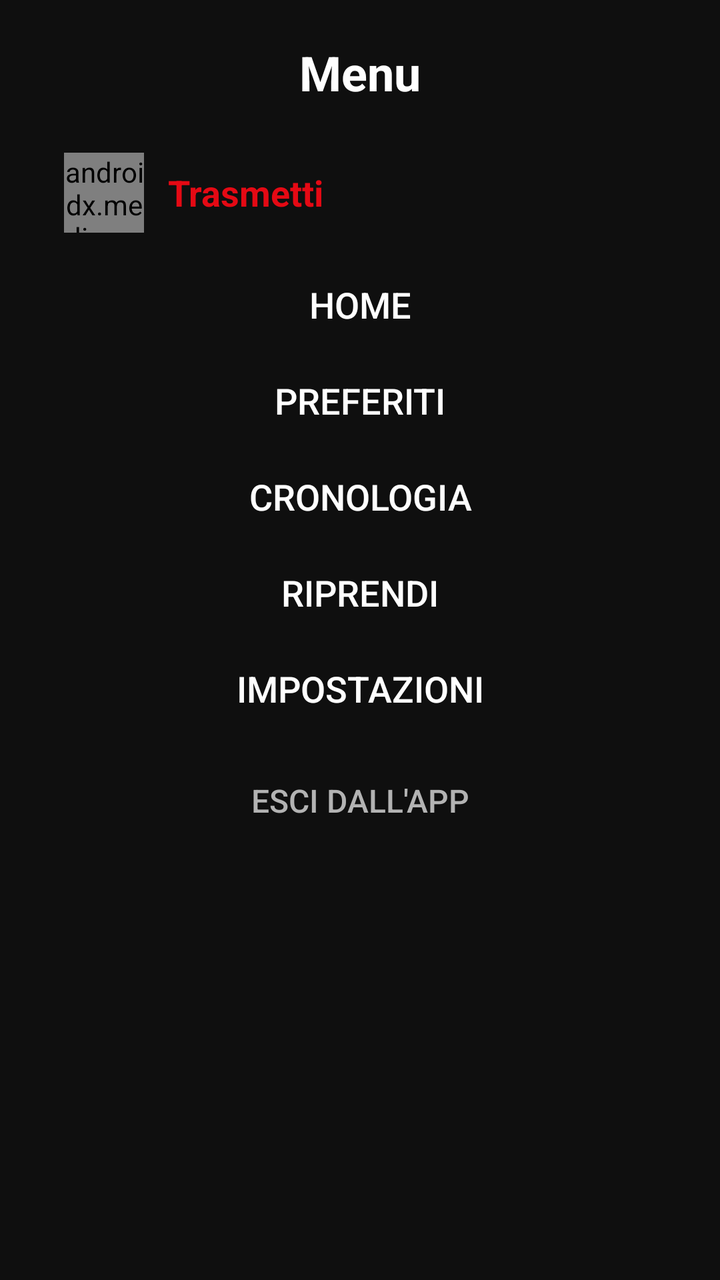
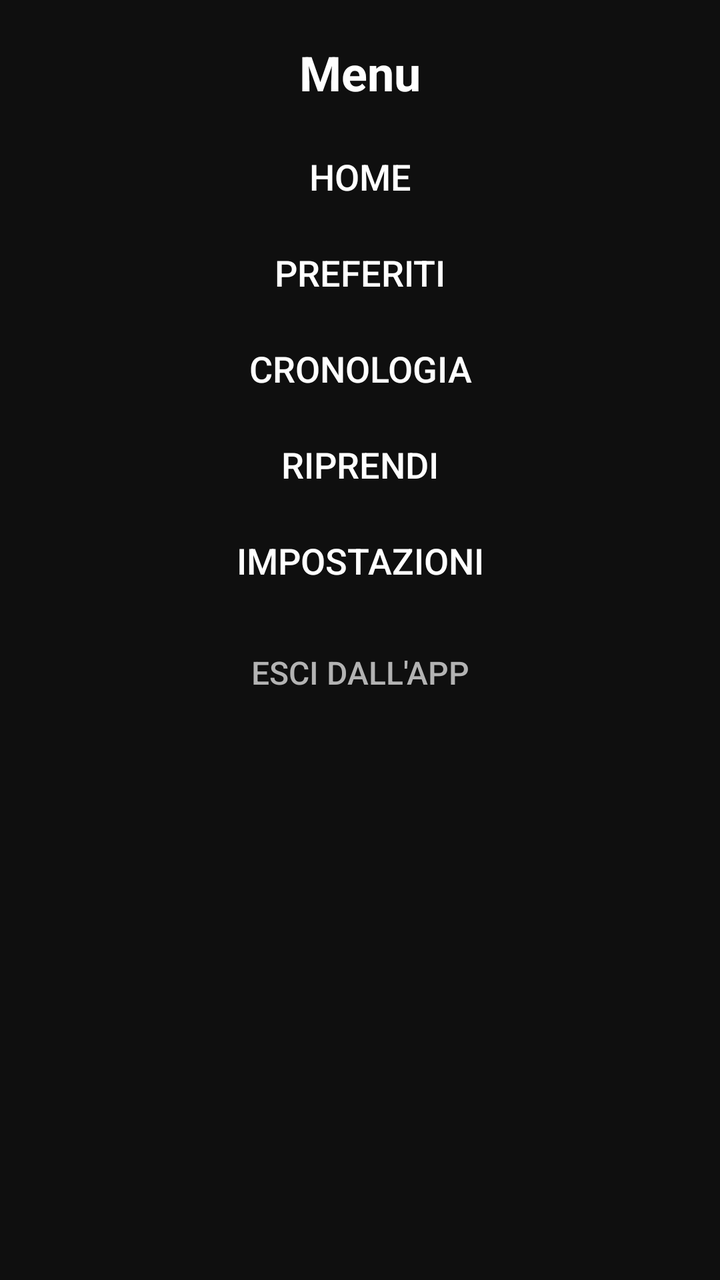

Before-and-after screenshots of an Android layout around one commit, followed by the original layout XML and the change that was made.
<!-- AndroidManifest.xml: application theme Theme.SCViewer -->
<!-- res/layout/dialog_phone_menu.xml -->
<?xml version="1.0" encoding="utf-8"?>
<LinearLayout xmlns:android="http://schemas.android.com/apk/res/android"
    android:layout_width="match_parent"
    android:minWidth="520dp"
    android:layout_height="wrap_content"
    android:orientation="vertical"
    android:padding="20dp"
    android:gravity="center_horizontal">

    <TextView
        android:id="@+id/phoneMenuTitle"
        style="@style/SCTitle"
        android:layout_width="wrap_content"
        android:layout_height="wrap_content"
        android:layout_marginBottom="12dp"
        android:layout_gravity="center_horizontal"
        android:textAlignment="center"
        android:text="@string/phone_menu_title" />

    
    <LinearLayout
        android:id="@+id/phoneMenuCastRow"
        android:layout_width="match_parent"
        android:layout_height="wrap_content"
        android:background="?attr/selectableItemBackground"
        android:gravity="center_vertical"
        android:orientation="horizontal"
        android:padding="12dp">

        <androidx.mediarouter.app.MediaRouteButton
            android:id="@+id/phoneMenuRouteBtn"
            android:layout_width="40dp"
            android:layout_height="40dp"
            android:mediaRouteTypes="user" />

        <TextView
            android:layout_width="wrap_content"
            android:layout_height="wrap_content"
            android:layout_marginStart="12dp"
            android:text="@string/menu_cast"
            android:textColor="@color/sc_accent"
            android:textSize="18sp"
            android:textStyle="bold" />
    </LinearLayout>

    <Button
        android:id="@+id/phoneMenuHome"
        android:layout_width="match_parent"
        android:layout_height="wrap_content"
        android:background="?attr/selectableItemBackground"
        android:gravity="center"
        android:minHeight="48dp"
        android:paddingStart="12dp"
        android:paddingEnd="12dp"
        android:text="@string/menu_home"
        android:textColor="@color/sc_text_primary"
        android:textSize="18sp"
        android:singleLine="true" />

    <Button
        android:id="@+id/phoneMenuFavorites"
        android:layout_width="match_parent"
        android:layout_height="wrap_content"
        android:background="?attr/selectableItemBackground"
        android:gravity="center"
        android:minHeight="48dp"
        android:paddingStart="12dp"
        android:paddingEnd="12dp"
        android:text="@string/menu_favorites"
        android:textColor="@color/sc_text_primary"
        android:textSize="18sp"
        android:singleLine="true" />

    <Button
        android:id="@+id/phoneMenuHistory"
        android:layout_width="match_parent"
        android:layout_height="wrap_content"
        android:background="?attr/selectableItemBackground"
        android:gravity="center"
        android:minHeight="48dp"
        android:paddingStart="12dp"
        android:paddingEnd="12dp"
        android:text="@string/menu_history"
        android:textColor="@color/sc_text_primary"
        android:textSize="18sp"
        android:singleLine="true" />

    <Button
        android:id="@+id/phoneMenuResume"
        android:layout_width="match_parent"
        android:layout_height="wrap_content"
        android:background="?attr/selectableItemBackground"
        android:gravity="center"
        android:minHeight="48dp"
        android:paddingStart="12dp"
        android:paddingEnd="12dp"
        android:text="@string/menu_resume"
        android:textColor="@color/sc_text_primary"
        android:textSize="18sp"
        android:singleLine="true" />

    <Button
        android:id="@+id/phoneMenuSettings"
        android:layout_width="match_parent"
        android:layout_height="wrap_content"
        android:background="?attr/selectableItemBackground"
        android:gravity="center"
        android:minHeight="48dp"
        android:paddingStart="12dp"
        android:paddingEnd="12dp"
        android:text="@string/menu_settings"
        android:textColor="@color/sc_text_primary"
        android:textSize="18sp"
        android:singleLine="true" />

    <Button
        android:id="@+id/phoneMenuExit"
        android:layout_width="match_parent"
        android:layout_height="wrap_content"
        android:layout_marginTop="8dp"
        android:background="?attr/selectableItemBackground"
        android:gravity="center"
        android:minHeight="48dp"
        android:paddingStart="12dp"
        android:paddingEnd="12dp"
        android:text="@string/phone_menu_exit"
        android:textColor="@color/sc_text_secondary"
        android:textSize="16sp" />
</LinearLayout>
<!-- resources referenced by this layout -->
<resources>
  <color name="sc_accent">#FFE50914</color>
  <color name="sc_text_primary">#FFFFFFFF</color>
  <color name="sc_text_secondary">#FFB3B3B3</color>
  <string name="menu_cast">Trasmetti</string>
  <string name="menu_favorites">Preferiti</string>
  <string name="menu_history">Cronologia</string>
  <string name="menu_home">Home</string>
  <string name="menu_resume">Riprendi</string>
  <string name="menu_settings">Impostazioni</string>
  <string name="phone_menu_exit">Esci dall\'app</string>
  <string name="phone_menu_title">Menu</string>
  <style name="SCTitle">
          <item name="android:textColor">@color/sc_text_primary</item>
          <item name="android:textSize">24sp</item>
          <item name="android:textStyle">bold</item>
      </style>
  <style name="Theme.SCViewer" parent="Theme.AppCompat.NoActionBar">
          <item name="android:windowBackground">@color/sc_background</item>
          <item name="android:colorBackground">@color/sc_background</item>
          <item name="android:windowNoTitle">true</item>
          <item name="android:windowActionBar">false</item>
          <item name="android:windowFullscreen">true</item>
          <item name="android:windowContentTransitions">false</item>
          <item name="colorPrimary">@color/sc_accent</item>
          <item name="colorPrimaryDark">@color/sc_background</item>
          <item name="colorAccent">@color/sc_accent</item>
          <item name="android:textColorPrimary">@color/sc_text_primary</item>
          <item name="android:textColorSecondary">@color/sc_text_secondary</item>
      </style>
  <color name="sc_background">#FF0F0F0F</color>
</resources>

<!-- the commit's change to res/layout/dialog_phone_menu.xml (unified diff, before → after) -->
@@ -16,32 +16,6 @@
         android:layout_gravity="center_horizontal"
         android:textAlignment="center"
         android:text="@string/phone_menu_title" />
-
-    
-    <LinearLayout
-        android:id="@+id/phoneMenuCastRow"
-        android:layout_width="match_parent"
-        android:layout_height="wrap_content"
-        android:background="?attr/selectableItemBackground"
-        android:gravity="center_vertical"
-        android:orientation="horizontal"
-        android:padding="12dp">
-
-        <androidx.mediarouter.app.MediaRouteButton
-            android:id="@+id/phoneMenuRouteBtn"
-            android:layout_width="40dp"
-            android:layout_height="40dp"
-            android:mediaRouteTypes="user" />
-
-        <TextView
-            android:layout_width="wrap_content"
-            android:layout_height="wrap_content"
-            android:layout_marginStart="12dp"
-            android:text="@string/menu_cast"
-            android:textColor="@color/sc_accent"
-            android:textSize="18sp"
-            android:textStyle="bold" />
-    </LinearLayout>
 
     <Button
         android:id="@+id/phoneMenuHome"
<!-- resource entries referenced after the edit -->
@@ -3,7 +3,6 @@
   <color name="sc_accent">#FFE50914</color>
   <color name="sc_text_primary">#FFFFFFFF</color>
   <color name="sc_text_secondary">#FFB3B3B3</color>
-  <string name="menu_cast">Trasmetti</string>
   <string name="menu_favorites">Preferiti</string>
   <string name="menu_history">Cronologia</string>
   <string name="menu_home">Home</string>
